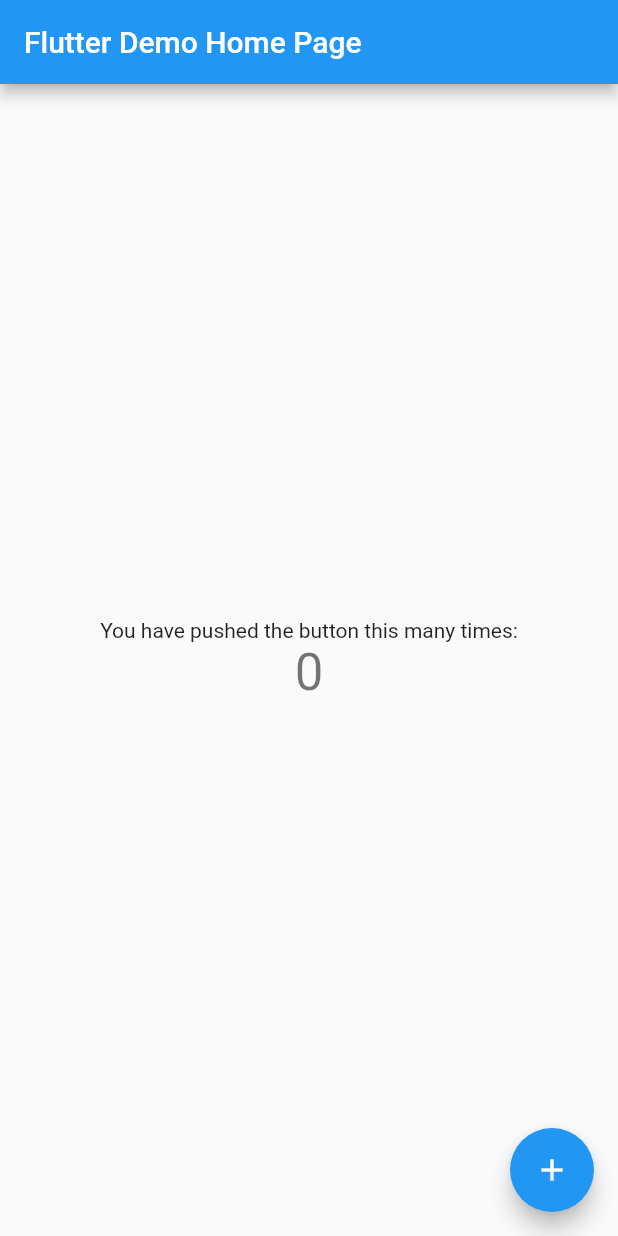
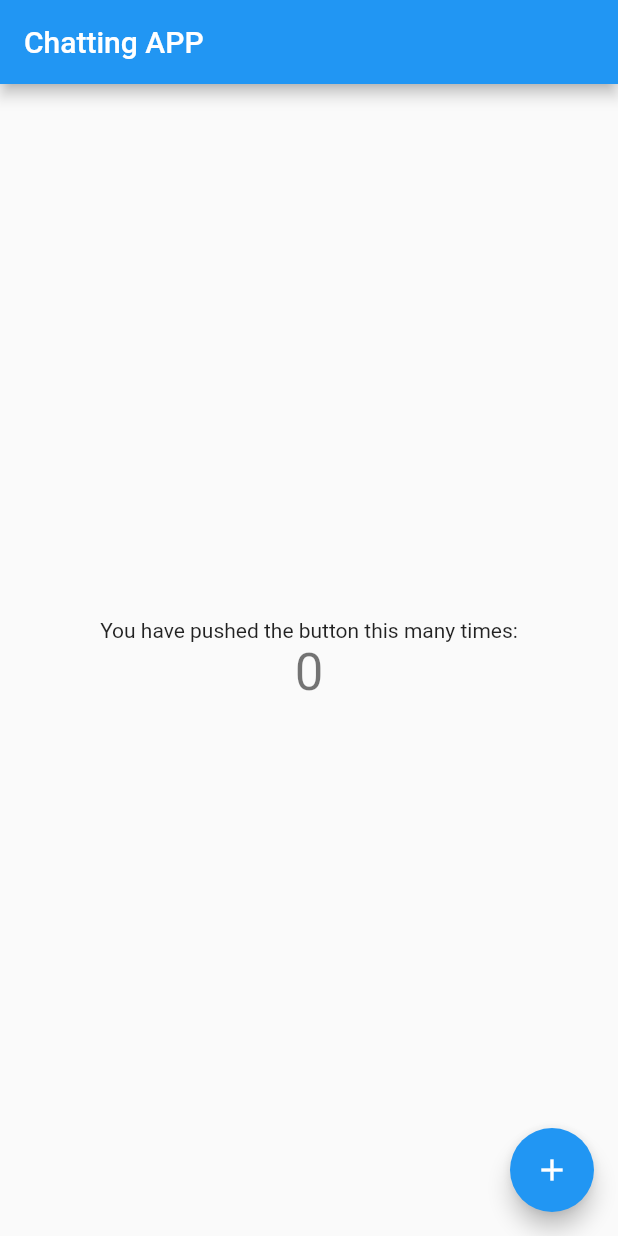
Before and after one commit to PBonner0405/Live-Chatting-Mobile, a Flutter app: the screen it shows after launch, on a phone screen of 412 x 824 dp. Run offline on Flutter 3.47's test engine with Material 2 defaults, Android fonts, the phone set to English and light mode, and no system bars.

Commit message:
change readme.md file and main.dart file

```diff
--- a/lib/main.dart
+++ b/lib/main.dart
@@ -7,7 +7,7 @@ class MyApp extends StatelessWidget {
   @override
   Widget build(BuildContext context) {
     return MaterialApp(
-      title: 'Flutter Demo',
+      title: 'WB Chatting',
       theme: ThemeData(
         // This is the theme of your application.
         //
@@ -20,7 +20,7 @@ class MyApp extends StatelessWidget {
         // is not restarted.
         primarySwatch: Colors.blue,
       ),
-      home: MyHomePage(title: 'Flutter Demo Home Page'),
+      home: MyHomePage(title: 'Chatting APP'),
     );
   }
 }
```
Also changed, not shown: 1 other file.
